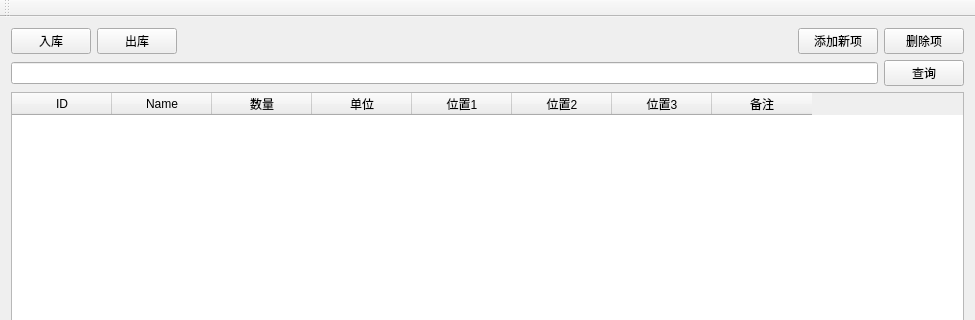
Before: the Qt Designer form StorageManager/MainWindow.ui in huqng/StorageManager, drawn with Qt 5; both pictures show x 0 to 975 and y 0 to 320 of the 975 by 778 pixel window.
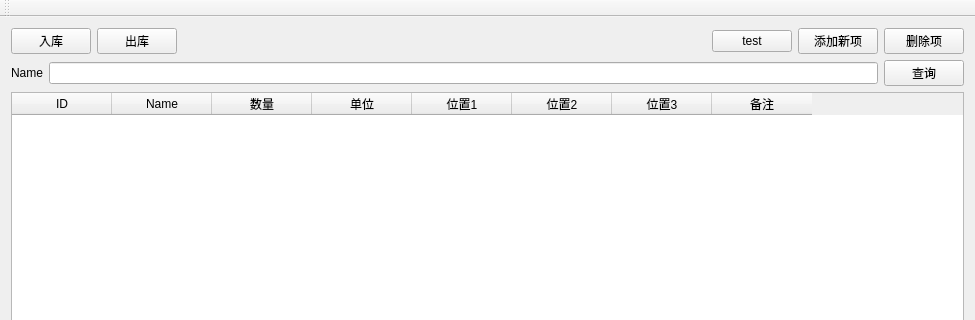
After: the same form once the commit is applied.

```diff
--- a/StorageManager/MainWindow.ui
+++ b/StorageManager/MainWindow.ui
@@ -44,6 +44,13 @@
         </property>
        </spacer>
       </item>
+      <item>
+       <widget class="QPushButton" name="btnTest">
+        <property name="text">
+         <string>test</string>
+        </property>
+       </widget>
+      </item>
       <item>
        <widget class="QPushButton" name="btnAddNewItem">
         <property name="text">
@@ -62,6 +69,13 @@
     </item>
     <item>
      <layout class="QHBoxLayout" name="horizontalLayout_2">
+      <item>
+       <widget class="QLabel" name="label">
+        <property name="text">
+         <string>Name</string>
+        </property>
+       </widget>
+      </item>
       <item>
        <widget class="QLineEdit" name="lineEdit"/>
       </item>
```
